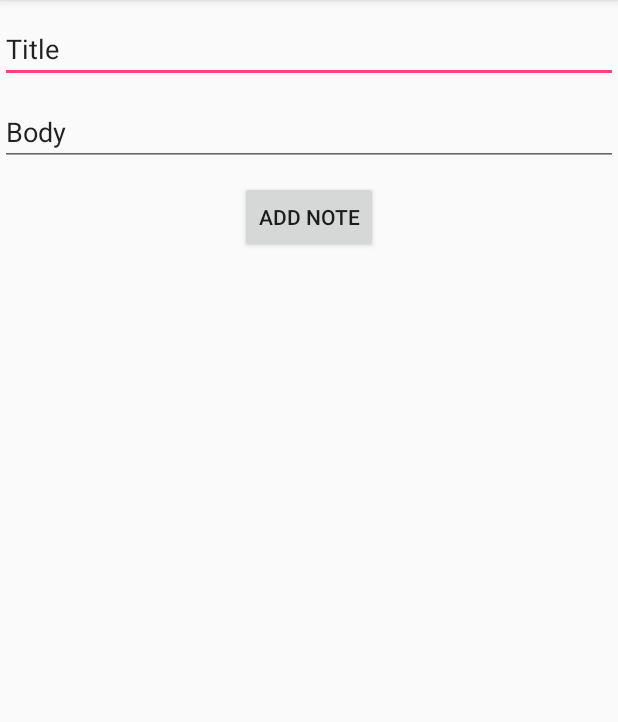
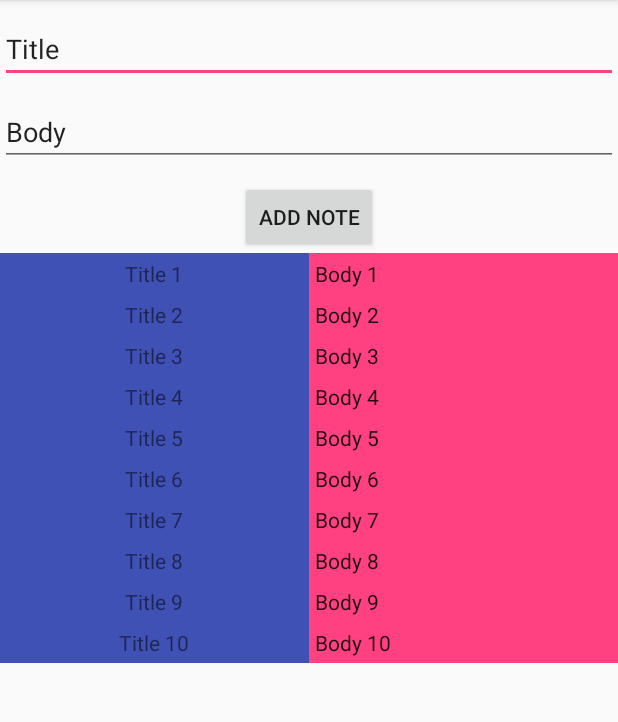
Before and after one commit to zzhiraf/Exercise6, an Android app: the screen it shows after launch (MainActivity), on a phone screen of 412 x 824 dp, the part 84-806 px from its top. Run offline under Robolectric (Android 15) with nearby library versions, the phone set to English and light mode, and no system bars; libraries missing offline, so code that uses them is left out: com.facebook.stetho; 1 statement that could not run was skipped.

Commit message:
База

```diff
--- a/app/build.gradle
+++ b/app/build.gradle
@@ -28,5 +28,6 @@ dependencies {
     implementation 'com.android.support:recyclerview-v7:27.1.1'
     implementation "android.arch.persistence.room:runtime:1.0.0"
     annotationProcessor "android.arch.persistence.room:compiler:1.0.0"
+    compile 'com.facebook.stetho:stetho:1.5.0'
 
 }
--- a/app/src/main/java/com/example/exercise6/AppDatabase.java
+++ b/app/src/main/java/com/example/exercise6/AppDatabase.java
@@ -1,12 +1,47 @@
 package com.example.exercise6;
 
 import android.arch.persistence.room.Database;
+import android.arch.persistence.room.Room;
 import android.arch.persistence.room.RoomDatabase;
+import android.content.Context;
+
+import java.util.List;
 
 @Database(entities = {Note.class}, version = 1)
 public abstract  class AppDatabase extends RoomDatabase {
         private static AppDatabase singleton;
         private static final String DATABASE_NAME = "FilmDb.db";
+        public abstract NoteDao noteDao();
+        public static AppDatabase getAppDatabase(Context context) {
+            if (singleton == null) {
+                synchronized (AppDatabase.class) {
+                    if (singleton == null) {
+                        singleton = Room.databaseBuilder(context.getApplicationContext(),
+                                AppDatabase.class,
+                                DATABASE_NAME)
+                                .allowMainThreadQueries()
+                                .build();
+                    }
+                }
+            }
+            return singleton;
+
+        }
 
 
+    /*private void saveData(List<Note> filmList) {
+        AppDatabase db = AppDatabase.getAppDatabase(this);
+        db.noteDao().deleteAll();
+        db.noteDao().insertAll(filmList.toArray(new Note[filmList.size()]));
     }
+
+    private void restoreData() {
+        AppDatabase db = AppDatabase.getAppDatabase(this);
+        List<Note> filmList = db.noteDao().getAll();
+        if (filmList != null && filmList.size() > 0) {
+            //updateUI(filmList);
+        }
+    }
+    */
+
+}
--- a/app/src/main/java/com/example/exercise6/MainActivity.java
+++ b/app/src/main/java/com/example/exercise6/MainActivity.java
@@ -1,15 +1,101 @@
 package com.example.exercise6;
 
+import android.content.Context;
 import android.support.v7.app.AppCompatActivity;
 import android.os.Bundle;
+import android.support.v7.widget.LinearLayoutManager;
+import android.support.v7.widget.RecyclerView;
 import android.util.Log;
+import android.view.View;
+import android.widget.TextView;
+
+import com.facebook.stetho.Stetho;
+
+import java.util.ArrayList;
+import java.util.List;
 
 public class MainActivity extends AppCompatActivity {
+    private RecyclerView mRecyclerView;
+    private RecyclerView.Adapter mAdapter;
+    private RecyclerView.LayoutManager mLayoutManager;
+
 
     @Override
     protected void onCreate(Bundle savedInstanceState) {
         super.onCreate(savedInstanceState);
+        Stetho.initializeWithDefaults(this);
         setContentView(R.layout.activity_main);
         Log.d("myTag","start");
+        initRecyclerView();
+
+     /*   AppDatabase db =  AppDatabase.getAppDatabase(this);
+        NoteDao notedao = db.noteDao();
+
+        Note note = new Note();
+        //note.setId(2);
+        note.setTitle("Title 1");
+        note.setBody("Body 1");
+        notedao.insert(note);
+        note.setTitle("Title 2");
+        note.setBody("Body 2");
+        notedao.insert(note);*/
+
+
+
+
     }
+
+    public void onClick(View view) {
+
+        TextView mytitle = findViewById(R.id.editTextTitle);
+        TextView mybody = findViewById(R.id.editTextBody);
+
+        Note note = new Note();
+
+        note.setTitle(mytitle.getText().toString());
+        note.setBody(mybody.getText().toString());
+        //AppDatabase db =  AppDatabase.getAppDatabase(this);
+        //NoteDao notedao = db.noteDao();
+        //notedao.insert(note);
+
+        AppDatabase.getAppDatabase(this).noteDao().insert(note);
+
+        Log.d("myTag","добавили запись" + mytitle.getText().toString());
+    }
+
+
+    private void initRecyclerView() {
+        mRecyclerView = (RecyclerView) findViewById(R.id.recyclerView);
+        mLayoutManager = new LinearLayoutManager(this);
+        mRecyclerView.setLayoutManager(mLayoutManager);
+
+        ArrayList<NoteClass> myDataset = getNoteList();
+
+        mAdapter = new OurAdapter(myDataset);
+        mRecyclerView.setAdapter(mAdapter);
+    }
+
+    private ArrayList<NoteClass> getNoteList() {
+        ArrayList<NoteClass> list = new ArrayList<>();
+        list.add(createNote("Title 1", "Body 1"));
+        list.add(createNote("Title 2", "Body 2"));
+        list.add(createNote("Title 3", "Body 3"));
+        list.add(createNote("Title 4", "Body 4"));
+        list.add(createNote("Title 5", "Body 5"));
+        list.add(createNote("Title 6", "Body 6"));
+        list.add(createNote("Title 7", "Body 7"));
+        list.add(createNote("Title 8", "Body 8"));
+        list.add(createNote("Title 9", "Body 9"));
+        list.add(createNote("Title 10", "Body 10"));
+        return list;
+    }
+    private NoteClass createNote(String title, String body) {
+        NoteClass note = new NoteClass(title,body);
+        note.setTitle(title);
+        note.setBody(body);
+        return note;
+    }
+
+
+
 }
--- /dev/null
+++ b/app/src/main/java/com/example/exercise6/NoteClass.java
@@ -0,0 +1,42 @@
+package com.example.exercise6;
+
+import java.util.ArrayList;
+import java.util.List;
+
+public class NoteClass {
+        String title;
+        String body;
+
+    public void setTitle(String title) {
+        this.title = title;
+    }
+
+    public void setBody(String body) {
+        this.body = body;
+    }
+
+    public void setPersons(List<NoteClass> noteClasses) {
+        this.noteClasses = noteClasses;
+    }
+
+    public String getTitle() {
+        return title;
+    }
+
+    public String getBody() {
+        return body;
+    }
+
+    public List<NoteClass> getNoteClasses() {
+        return noteClasses;
+    }
+
+    NoteClass(String title, String body) {
+            this.title = title;
+            this.body = body;
+        }
+
+    private List<NoteClass> noteClasses;
+
+
+}
--- /dev/null
+++ b/app/src/main/java/com/example/exercise6/NoteDao.java
@@ -0,0 +1,27 @@
+package com.example.exercise6;
+
+import android.arch.persistence.room.Dao;
+import android.arch.persistence.room.Delete;
+import android.arch.persistence.room.Insert;
+import android.arch.persistence.room.Query;
+
+import java.util.List;
+
+@Dao
+public interface NoteDao {
+    @Query("SELECT * FROM note")
+    List<Note> getAll();
+
+    @Insert
+    void insertAll(Note... notes);
+
+    @Insert
+    void insert(Note note);
+
+    @Delete
+    void delete(Note note);
+
+    @Query("DELETE FROM note")
+    void deleteAll();
+
+}
--- /dev/null
+++ b/app/src/main/java/com/example/exercise6/OurAdapter.java
@@ -0,0 +1,66 @@
+package com.example.exercise6;
+
+import android.support.v7.widget.RecyclerView;
+import android.view.LayoutInflater;
+import android.view.View;
+import android.view.ViewGroup;
+import android.widget.TextView;
+
+import java.util.ArrayList;
+import java.util.List;
+
+public  class OurAdapter extends RecyclerView.Adapter<OurAdapter.ViewHolder> {
+    private ArrayList<NoteClass> mDataSource;
+
+    public OurAdapter(ArrayList<NoteClass> dataSources) {
+        mDataSource = dataSources;
+    }
+
+
+
+    public class ViewHolder extends RecyclerView.ViewHolder {
+
+        public TextView title,body;
+
+        public ViewHolder(View view) {
+            super(view);
+            title = view.findViewById(R.id.titlelEl);
+            body = view.findViewById(R.id.bodyEl);
+        }
+    }
+
+    @Override
+    //Количество элементов в данных
+    public int getItemCount() {
+        return mDataSource.size();
+    }
+
+    @Override
+    //Инициализация
+    public OurAdapter.ViewHolder onCreateViewHolder(ViewGroup parent, int viewType) {
+        LayoutInflater inflater = LayoutInflater.from(parent.getContext());
+        View view = inflater.inflate(R.layout.item_image, parent, false);
+        ViewHolder viewHolder = new ViewHolder(view);
+        return viewHolder;
+    }
+
+    @Override
+    //Заполним содержимое
+    public void onBindViewHolder(ViewHolder holder, final int position) {
+        // get our custom object from our dataset at this position
+        final NoteClass noteClass = mDataSource.get(position);
+
+        // Bind our views with our data!
+        holder.title.setText(noteClass.getTitle());
+        holder.body.setText(noteClass.getBody());
+
+    }
+
+    @Override
+    public void onAttachedToRecyclerView(RecyclerView recyclerView) {
+        super.onAttachedToRecyclerView(recyclerView);
+    }
+
+
+
+}
--- a/app/src/main/res/layout/activity_main.xml
+++ b/app/src/main/res/layout/activity_main.xml
@@ -33,6 +33,7 @@
         android:layout_gravity="center"
         android:layout_marginTop="10dp"
         android:text="ADD NOTE"
+        android:onClick="onClick"
         app:layout_constraintEnd_toEndOf="parent"
         app:layout_constraintStart_toStartOf="parent"
         tools:layout_editor_absoluteY="113dp" />
--- a/app/src/main/res/layout/item_image.xml
+++ b/app/src/main/res/layout/item_image.xml
@@ -1,15 +1,20 @@
 <?xml version="1.0" encoding="utf-8"?>
-<FrameLayout xmlns:android="http://schemas.android.com/apk/res/android"
+<LinearLayout xmlns:android="http://schemas.android.com/apk/res/android"
     xmlns:tools="http://schemas.android.com/tools"
     android:layout_width="match_parent"
     android:layout_height="wrap_content"
+    android:orientation="horizontal"
+
     android:foreground="?selectableItemBackground"
     >
 
   <TextView
       android:id="@+id/titlelEl"
+
       android:layout_width="match_parent"
       android:layout_height="match_parent"
+      android:layout_weight="1"
+      android:background="@color/colorPrimary"
       android:gravity="center"
       android:text="title" />
 
@@ -17,12 +22,14 @@
   <TextView
       android:id="@+id/bodyEl"
       android:layout_width="match_parent"
-      android:layout_height="wrap_content"
+      android:layout_height="match_parent"
       android:layout_gravity="bottom"
+      android:layout_weight="1"
+      android:background="@color/colorAccent"
       android:ellipsize="end"
       android:lines="1"
       android:padding="4dp"
       android:text="body"
       android:textAppearance="@style/TextAppearance.AppCompat.Body1"
       tools:text="Lorem ipsum dolor sit amet" />
-</FrameLayout>
+</LinearLayout>
```
